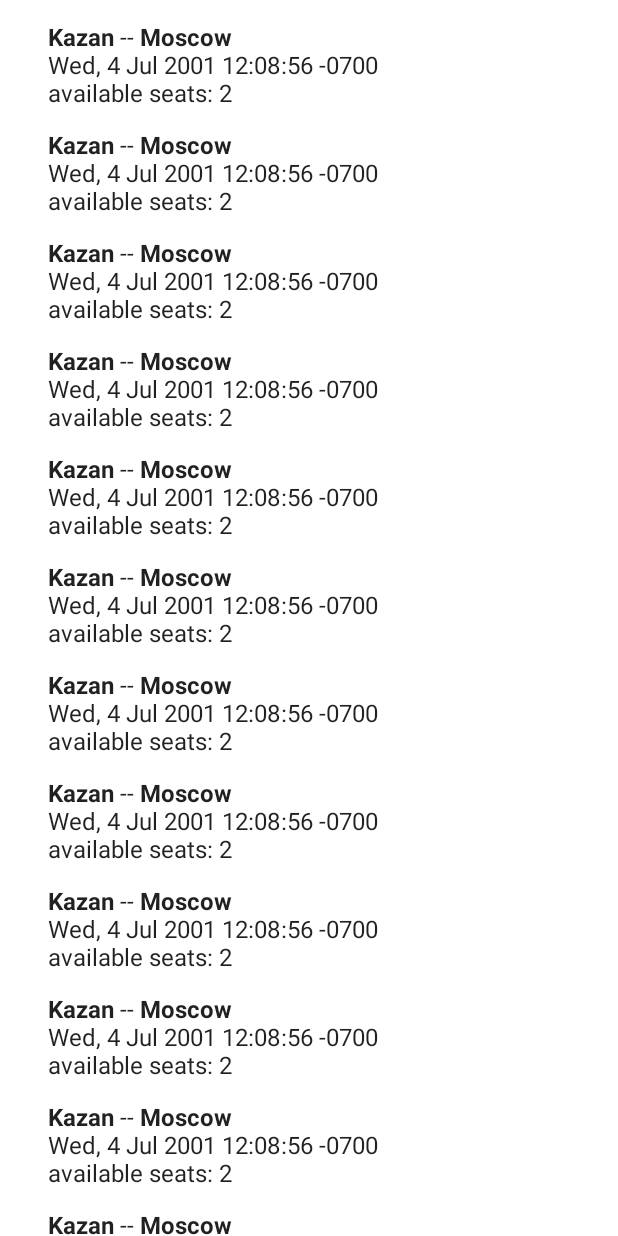
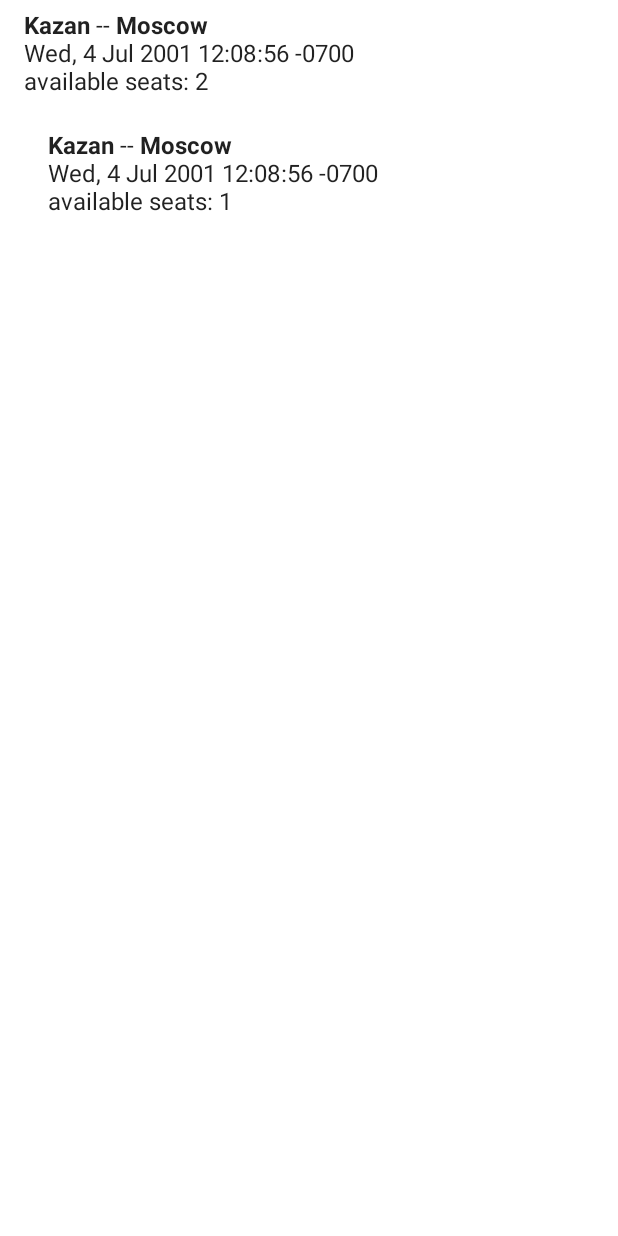
Before and after one commit to Gelassen/open-car-share, an Android app built with Jetpack Compose: the screen it shows after launch (MainActivity), after a tap on "Kazan", on a phone screen of 412 x 824 dp. Run offline under Robolectric (Android 15) with nearby library versions, the phone set to English and light mode, and no system bars; our stand-ins replace Dagger/Hilt's generated code.

Commit message:
Add basic navigation and refactor screens

```diff
--- a/app/src/main/java/com/home/opencarshare/MainActivity.kt
+++ b/app/src/main/java/com/home/opencarshare/MainActivity.kt
@@ -1,36 +1,20 @@
 package com.home.opencarshare
 
 import android.os.Bundle
-import android.widget.Toast
 import androidx.activity.ComponentActivity
 import androidx.activity.compose.setContent
 import androidx.activity.viewModels
 import androidx.appcompat.app.AppCompatDelegate
-import androidx.compose.foundation.background
-import androidx.compose.foundation.clickable
-import androidx.compose.foundation.layout.*
-import androidx.compose.foundation.lazy.LazyColumn
-import androidx.compose.foundation.lazy.items
-import androidx.compose.foundation.lazy.rememberLazyListState
-import androidx.compose.material.MaterialTheme
-import androidx.compose.material.Surface
-import androidx.compose.material.Text
-import androidx.compose.runtime.Composable
-import androidx.compose.runtime.LaunchedEffect
-import androidx.compose.ui.Alignment
-import androidx.compose.ui.Modifier
-import androidx.compose.ui.platform.LocalContext
-import androidx.compose.ui.text.font.FontWeight
-import androidx.compose.ui.tooling.preview.Preview
-import androidx.compose.ui.unit.dp
+import androidx.navigation.compose.NavHost
+import androidx.navigation.compose.composable
+import androidx.navigation.compose.rememberNavController
 import com.home.opencarshare.di.Stubs
 import com.home.opencarshare.model.Trip
-import com.home.opencarshare.network.Repository
+import com.home.opencarshare.screens.TripBookingScreen
+import com.home.opencarshare.screens.TripScreen
+import com.home.opencarshare.screens.TripSearchScreen
 import com.home.opencarshare.screens.TripsViewModel
-import com.home.opencarshare.ui.theme.OpenCarShareTheme
 import dagger.hilt.android.AndroidEntryPoint
-import kotlinx.coroutines.flow.collect
-import javax.inject.Inject
 import kotlin.collections.ArrayList
 
 @AndroidEntryPoint
@@ -38,8 +22,8 @@ class MainActivity : ComponentActivity() {
 
     private val viewModel: TripsViewModel by viewModels()
 
-    @Inject
-    lateinit var repo : Repository
+//    @Inject
+//    lateinit var repo : Repository
 
     private val stub: List<Trip> = ArrayList(Stubs.Trips.trips)
 
@@ -48,7 +32,13 @@ class MainActivity : ComponentActivity() {
         AppCompatDelegate.setDefaultNightMode(AppCompatDelegate.getDefaultNightMode())
 
         setContent {
-            TripScreen(data = stub, viewModel = viewModel)
+            val navController = rememberNavController()
+            TripScreen(viewModel = viewModel, navController = navController)
+            NavHost(navController = navController, startDestination = AppNavigation.TRIP_SEARCH) {
+                composable(AppNavigation.TRIP_SEARCH) { TripSearchScreen() }
+                composable(AppNavigation.TRIPS) { TripScreen(viewModel = viewModel, navController = navController) }
+                composable(AppNavigation.TRIP_BOOKING) { TripBookingScreen(navController = navController) }
+            }
         }
 
 /*        lifecycleScope.launch {
@@ -60,89 +50,7 @@ class MainActivity : ComponentActivity() {
                     }
             }
         }*/
+
+
     }
 }
-
-@Composable
-fun TripDetails(data: Trip) {
-    Column {
-        TripViewItem(data = data, modifier = Modifier)
-        Text(text = "testing Composable extensions")
-    }
-}
-
-@Composable
-fun TripScreen(data: List<Trip>, viewModel: TripsViewModel) {
-    // TODO
-    //  work with a view model was rethink in compose,
-    //  when State is for UI logic view model is for business logic,
-    //  UI operates with state and invokes view model methods as like as a view use presenter,
-    //  the question is how does State is updated and compose is notified about this
-    OpenCarShareTheme {
-        Surface(color = MaterialTheme.colors.background) {
-            TripsComposeList(data = data/*, modifier = Modifier.padding(16.dp)*/)
-        }
-    }
-}
-
-@Composable
-fun TripViewItem(data: Trip, modifier: Modifier) {
-    val context = LocalContext.current
-    Surface(modifier = modifier
-        .fillMaxWidth()
-        .background(color = MaterialTheme.colors.background)
-        .clickable {
-            Toast
-                .makeText(
-                    context,
-                    "On click action ${data.locationFrom} to ${data.locationTo}",
-                    Toast.LENGTH_SHORT
-                )
-                .show()
-        }
-    ) {
-        Column(modifier = modifier.padding(top = 4.dp, bottom = 4.dp, start = 16.dp, end = 16.dp)) {
-            Row(
-                verticalAlignment = Alignment.CenterVertically
-            ) {
-                Text(text = data.locationFrom, fontWeight = FontWeight.Bold)
-                Text(text = " -- ")
-                Text(text = data.locationTo, fontWeight = FontWeight.Bold)
-            }
-            Column() {
-                Text(text = data.date)
-                Text(text = "available seats: ${data.availableSeats}")
-            }
-        }
-    }
-}
-
-//@Preview(showBackground = true, name = "Text preview")
-//@Preview(showBackground = true, name = "Trips")
-@Composable
-fun TripsComposeList(
-    modifier: Modifier = Modifier,
-    data: List<Trip>,
-) {
-    val context = LocalContext.current
-    val scrollState = rememberLazyListState()
-    LazyColumn(state = scrollState, contentPadding = PaddingValues(horizontal = 16.dp, vertical = 8.dp)
-        /*modifier = modifier.padding(16.dp)*/) {
-        items(data) { it ->
-            TripViewItem(data = it, modifier = modifier.padding(vertical = 2.dp))
-        }
-    }
-}
-
-@Composable
-fun Greeting(name: String) {
-    Text(text = "Hello $name!")
-}
-
-@Preview(showBackground = true)
-@Composable
-fun DefaultPreview() {
-    OpenCarShareTheme {
-        Greeting("Android")
-    }
-}
--- a/app/src/main/java/com/home/opencarshare/di/NetworkModule.kt
+++ b/app/src/main/java/com/home/opencarshare/di/NetworkModule.kt
@@ -7,14 +7,16 @@ import dagger.Module
 import dagger.Provides
 import dagger.hilt.InstallIn
 import dagger.hilt.android.components.ActivityComponent
+import dagger.hilt.android.components.ViewModelComponent
 import dagger.hilt.android.qualifiers.ApplicationContext
 import okhttp3.Interceptor
 import okhttp3.OkHttpClient
 import retrofit2.Retrofit
 import retrofit2.converter.gson.GsonConverterFactory
 
+// TODO keep an eye on component for DI, each component requires own definition ()
 @Module
-@InstallIn(ActivityComponent::class)
+@InstallIn(ViewModelComponent::class)
 open class NetworkModule() {
 
     @Provides
--- /dev/null
+++ b/app/src/main/java/com/home/opencarshare/screens/TripBookingScreen.kt
@@ -0,0 +1,24 @@
+package com.home.opencarshare.screens
+
+import androidx.compose.foundation.layout.padding
+import androidx.compose.material.MaterialTheme
+import androidx.compose.material.Surface
+import androidx.compose.runtime.Composable
+import androidx.compose.ui.Modifier
+import androidx.compose.ui.unit.dp
+import androidx.navigation.NavController
+import com.home.opencarshare.di.Stubs
+import com.home.opencarshare.ui.theme.OpenCarShareTheme
+
+@Composable
+fun TripBookingScreen(navController: NavController) {
+    OpenCarShareTheme {
+        Surface(color = MaterialTheme.colors.background) {
+            TripViewItem(
+                data = Stubs.Trips.generateTrip(),
+                navController = navController,
+                modifier = Modifier.padding(vertical = 2.dp)
+            )
+        }
+    }
+}
--- /dev/null
+++ b/app/src/main/java/com/home/opencarshare/screens/TripScreen.kt
@@ -0,0 +1,69 @@
+package com.home.opencarshare.screens
+
+import android.widget.Toast
+import androidx.activity.ComponentActivity
+import androidx.compose.foundation.background
+import androidx.compose.foundation.clickable
+import androidx.compose.foundation.layout.*
+import androidx.compose.foundation.lazy.LazyColumn
+import androidx.compose.foundation.lazy.items
+import androidx.compose.foundation.lazy.rememberLazyListState
+import androidx.compose.material.MaterialTheme
+import androidx.compose.material.Surface
+import androidx.compose.material.Text
+import androidx.compose.runtime.Composable
+import androidx.compose.runtime.LaunchedEffect
+import androidx.compose.runtime.collectAsState
+import androidx.compose.runtime.getValue
+import androidx.compose.ui.Alignment
+import androidx.compose.ui.Modifier
+import androidx.compose.ui.platform.LocalContext
+import androidx.compose.ui.text.font.FontWeight
+import androidx.compose.ui.unit.dp
+import androidx.navigation.NavController
+import com.home.opencarshare.model.Trip
+import com.home.opencarshare.network.Response
+import com.home.opencarshare.ui.theme.OpenCarShareTheme
+
+@Composable
+fun TripScreen(viewModel: TripsViewModel, navController: NavController) {
+    // TODO
+    //  work with a view model was rethink in compose,
+    //  when State is for UI logic view model is for business logic,
+    //  UI operates with state and invokes view model methods as like as a view use presenter,
+    //  the question is how does State is updated and compose is notified about this
+    val state by viewModel.trips.collectAsState()
+    LaunchedEffect(viewModel) {
+        viewModel.getTrips("", System.currentTimeMillis())
+    }
+    OpenCarShareTheme {
+        Surface(color = MaterialTheme.colors.background) {
+            TripsComposeList(state = state, navController = navController/*, modifier = Modifier.padding(16.dp)*/)
+        }
+    }
+}
+
+@Composable
+fun TripsComposeList(
+    state: Response<List<Trip>>,
+    navController: NavController
+) {
+    val activity = LocalContext.current as ComponentActivity
+    val scrollState = rememberLazyListState()
+/*    activity.lifecycleScope.launch {
+
+    }*/
+    LazyColumn(state = scrollState, contentPadding = PaddingValues(horizontal = 16.dp, vertical = 8.dp)
+        /*modifier = modifier.padding(16.dp)*/) {
+        when (state) {
+            is Response.Data -> {
+                items(state.data) { it ->
+                    TripViewItem(data = it, navController = navController, modifier = Modifier.padding(vertical = 2.dp))
+                }
+            }
+            is Response.Error -> {
+                // TODO show error (also consider case when you have to clear the list from previous data)
+            }
+        }
+    }
+}
--- /dev/null
+++ b/app/src/main/java/com/home/opencarshare/screens/TripSearchScreen.kt
@@ -0,0 +1,6 @@
+package com.home.opencarshare.screens
+
+import androidx.compose.runtime.Composable
+
+@Composable
+fun TripSearchScreen() {}
--- /dev/null
+++ b/app/src/main/java/com/home/opencarshare/screens/TripViewItem.kt
@@ -0,0 +1,54 @@
+package com.home.opencarshare.screens
+
+import android.widget.Toast
+import androidx.compose.foundation.background
+import androidx.compose.foundation.clickable
+import androidx.compose.foundation.layout.Column
+import androidx.compose.foundation.layout.Row
+import androidx.compose.foundation.layout.fillMaxWidth
+import androidx.compose.foundation.layout.padding
+import androidx.compose.material.MaterialTheme
+import androidx.compose.material.Surface
+import androidx.compose.material.Text
+import androidx.compose.runtime.Composable
+import androidx.compose.ui.Alignment
+import androidx.compose.ui.Modifier
+import androidx.compose.ui.platform.LocalContext
+import androidx.compose.ui.text.font.FontWeight
+import androidx.compose.ui.unit.dp
+import androidx.navigation.NavController
+import com.home.opencarshare.AppNavigation
+import com.home.opencarshare.model.Trip
+
+@Composable
+fun TripViewItem(data: Trip, navController: NavController, modifier: Modifier) {
+    val context = LocalContext.current
+    Surface(modifier = modifier
+        .fillMaxWidth()
+        .background(color = MaterialTheme.colors.background)
+        .clickable {
+            Toast
+                .makeText(
+                    context,
+                    "On click action ${data.locationFrom} to ${data.locationTo}",
+                    Toast.LENGTH_SHORT
+                )
+                .show()
+            navController.navigate(AppNavigation.TRIP_BOOKING)
+        }
+    ) {
+        Column(modifier = modifier.padding(top = 4.dp, bottom = 4.dp, start = 16.dp, end = 16.dp)) {
+            Row(
+                verticalAlignment = Alignment.CenterVertically
+            ) {
+                Text(text = data.locationFrom, fontWeight = FontWeight.Bold)
+                Text(text = " -- ")
+                Text(text = data.locationTo, fontWeight = FontWeight.Bold)
+            }
+            Column() {
+                Text(text = data.date)
+                Text(text = "available seats: ${data.availableSeats}")
+            }
+        }
+    }
+}
--- a/app/src/main/java/com/home/opencarshare/screens/TripsViewModel.kt
+++ b/app/src/main/java/com/home/opencarshare/screens/TripsViewModel.kt
@@ -1,6 +1,7 @@
 package com.home.opencarshare.screens
 
 import android.util.Log
+import androidx.compose.runtime.mutableStateListOf
 import androidx.lifecycle.ViewModel
 import androidx.lifecycle.viewModelScope
 import com.home.opencarshare.App
@@ -12,9 +13,10 @@ import kotlinx.coroutines.flow.*
 import kotlinx.coroutines.launch
 import java.lang.IllegalStateException
 import java.util.*
+import javax.inject.Inject
 
 @HiltViewModel
-class TripsViewModel constructor(val repo: Repository) : ViewModel() {
+class TripsViewModel @Inject constructor(val repo: Repository) : ViewModel() {
 
     private val placeholder: Response<List<Trip>> = Response.Data(Collections.emptyList())
 
```
Also changed, not shown: app/build.gradle (+4 -4 lines), app/src/main/assets/mock_api_trips_response.json (+13 -0 lines), app/src/main/java/com/home/opencarshare/AppNavigation.kt (added, +7 -0 lines), build.gradle (+6 -4 lines).
